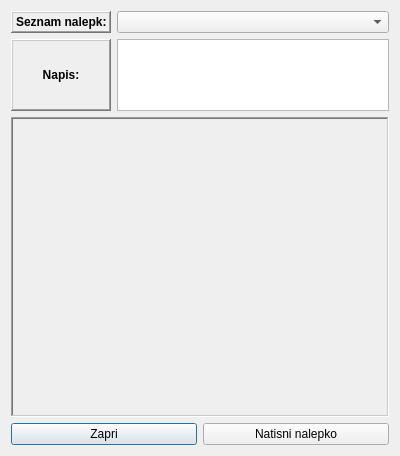
The window that novanalepka.ui (nejcSedo/PrintNalepk) describes before a commit, drawn with Qt 5.
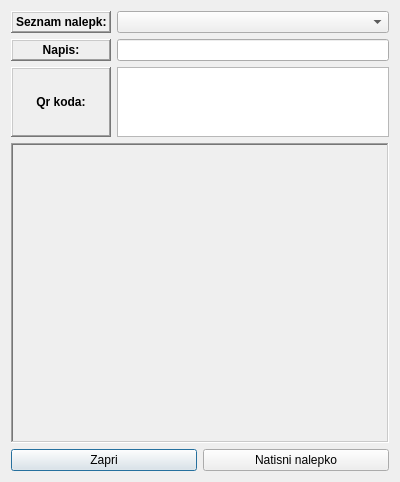
The same window after the commit.

Diff of the .ui file:
```diff
--- a/novanalepka.ui
+++ b/novanalepka.ui
@@ -47,7 +47,7 @@
     </layout>
    </item>
    <item row="1" column="0">
-    <layout class="QHBoxLayout" name="horizontalLayout">
+    <layout class="QHBoxLayout" name="horizontalLayout_4">
      <item>
       <widget class="QLabel" name="label_napis">
        <property name="minimumSize">
@@ -56,12 +56,6 @@
          <height>0</height>
         </size>
        </property>
-       <property name="maximumSize">
-        <size>
-         <width>16777215</width>
-         <height>300</height>
-        </size>
-       </property>
        <property name="font">
         <font>
          <weight>75</weight>
@@ -83,18 +77,59 @@
       </widget>
      </item>
      <item>
-      <widget class="QTextEdit" name="textEdit_napis">
-       <property name="maximumSize">
-        <size>
-         <width>16777215</width>
-         <height>300</height>
-        </size>
-       </property>
-      </widget>
+      <widget class="QLineEdit" name="lineEdit_napis"/>
      </item>
     </layout>
    </item>
    <item row="2" column="0">
+    <layout class="QHBoxLayout" name="horizontalLayout">
+     <item>
+      <widget class="QLabel" name="label_qrNapis">
+       <property name="minimumSize">
+        <size>
+         <width>100</width>
+         <height>0</height>
+        </size>
+       </property>
+       <property name="maximumSize">
+        <size>
+         <width>16777215</width>
+         <height>300</height>
+        </size>
+       </property>
+       <property name="font">
+        <font>
+         <weight>75</weight>
+         <bold>true</bold>
+        </font>
+       </property>
+       <property name="frameShape">
+        <enum>QFrame::WinPanel</enum>
+       </property>
+       <property name="frameShadow">
+        <enum>QFrame::Raised</enum>
+       </property>
+       <property name="text">
+        <string>Qr koda:</string>
+       </property>
+       <property name="alignment">
+        <set>Qt::AlignCenter</set>
+       </property>
+      </widget>
+     </item>
+     <item>
+      <widget class="QTextEdit" name="textEdit_qrNapis">
+       <property name="maximumSize">
+        <size>
+         <width>16777215</width>
+         <height>300</height>
+        </size>
+       </property>
+      </widget>
+     </item>
+    </layout>
+   </item>
+   <item row="3" column="0">
     <widget class="QLabel" name="label_qrcode">
      <property name="sizePolicy">
       <sizepolicy hsizetype="Preferred" vsizetype="MinimumExpanding">
@@ -130,7 +165,7 @@
      </property>
     </widget>
    </item>
-   <item row="3" column="0">
+   <item row="4" column="0">
     <layout class="QHBoxLayout" name="horizontalLayout_2">
      <item>
       <widget class="QPushButton" name="pushButton_close">
```
